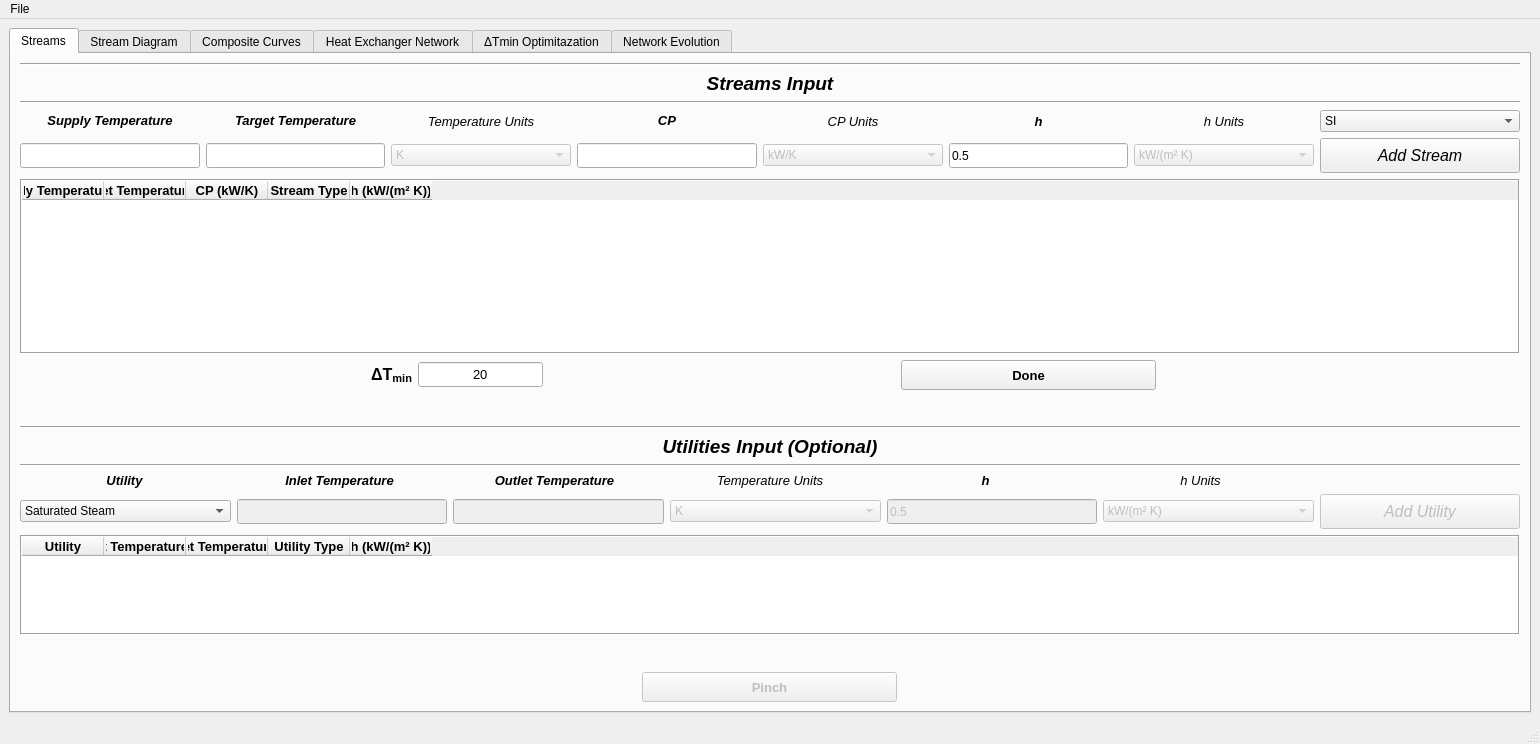
Old version of the form MPinch.ui in the repository CarlosTadeuVassoler/MPinch.
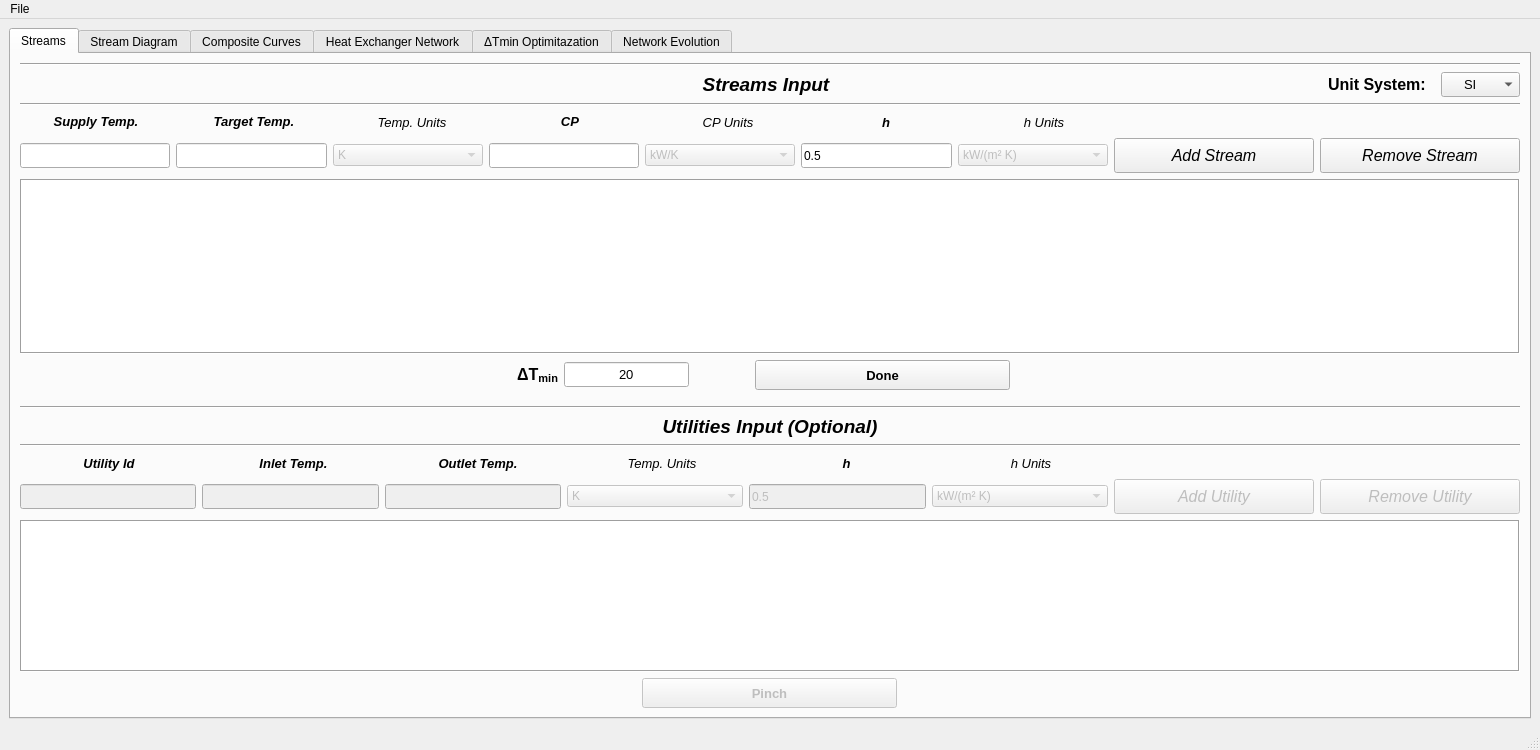
New version of the form. The open tabs and pages were chosen to show the change.

```diff
--- a/MPinch.ui
+++ b/MPinch.ui
@@ -7,7 +7,7 @@
     <x>0</x>
     <y>0</y>
     <width>1540</width>
-    <height>744</height>
+    <height>750</height>
    </rect>
   </property>
   <property name="sizePolicy">
@@ -41,7 +41,31 @@
            </widget>
           </item>
           <item>
+           <layout class="QHBoxLayout" name="horizontalLayout_30">
+            <item>
+             <spacer name="horizontalSpacer_18">
+              <property name="orientation">
+               <enum>Qt::Horizontal</enum>
+              </property>
+              <property name="sizeType">
+               <enum>QSizePolicy::Fixed</enum>
+              </property>
+              <property name="sizeHint" stdset="0">
+               <size>
+                <width>190</width>
+                <height>20</height>
+               </size>
+              </property>
+             </spacer>
+            </item>
+            <item>
            <widget class="QLabel" name="label_28">
+              <property name="sizePolicy">
+               <sizepolicy hsizetype="MinimumExpanding" vsizetype="Preferred">
+                <horstretch>0</horstretch>
+                <verstretch>0</verstretch>
+               </sizepolicy>
+              </property>
             <property name="font">
              <font>
               <family>Arial</family>
@@ -60,6 +84,64 @@
            </widget>
           </item>
           <item>
+             <widget class="QLabel" name="label_40">
+              <property name="sizePolicy">
+               <sizepolicy hsizetype="Maximum" vsizetype="Preferred">
+                <horstretch>0</horstretch>
+                <verstretch>0</verstretch>
+               </sizepolicy>
+              </property>
+              <property name="font">
+               <font>
+                <pointsize>12</pointsize>
+                <weight>75</weight>
+                <bold>true</bold>
+               </font>
+              </property>
+              <property name="text">
+               <string>Unit System:  </string>
+              </property>
+             </widget>
+            </item>
+            <item>
+             <widget class="QComboBox" name="sistema_unidades">
+              <property name="sizePolicy">
+               <sizepolicy hsizetype="Maximum" vsizetype="Fixed">
+                <horstretch>0</horstretch>
+                <verstretch>0</verstretch>
+               </sizepolicy>
+              </property>
+              <property name="minimumSize">
+               <size>
+                <width>0</width>
+                <height>25</height>
+               </size>
+              </property>
+              <property name="font">
+               <font>
+                <pointsize>10</pointsize>
+               </font>
+              </property>
+              <item>
+               <property name="text">
+                <string>     SI     </string>
+               </property>
+              </item>
+              <item>
+               <property name="text">
+                <string>   ENG   </string>
+               </property>
+              </item>
+              <item>
+               <property name="text">
+                <string>Custom</string>
+               </property>
+              </item>
+             </widget>
+            </item>
+           </layout>
+          </item>
+          <item>
            <widget class="Line" name="line_10">
             <property name="orientation">
              <enum>Qt::Horizontal</enum>
@@ -86,7 +168,7 @@
                </font>
               </property>
               <property name="text">
-               <string>Supply Temperature</string>
+               <string>Supply Temp.</string>
               </property>
               <property name="alignment">
                <set>Qt::AlignCenter</set>
@@ -111,7 +193,7 @@
                </font>
               </property>
               <property name="text">
-               <string>Target Temperature</string>
+               <string>Target Temp.</string>
               </property>
               <property name="alignment">
                <set>Qt::AlignCenter</set>
@@ -128,7 +210,7 @@
                </font>
               </property>
               <property name="text">
-               <string>Temperature Units</string>
+               <string>Temp. Units</string>
               </property>
               <property name="alignment">
                <set>Qt::AlignCenter</set>
@@ -214,29 +296,20 @@
              </widget>
             </item>
             <item>
-             <widget class="QComboBox" name="sistema_unidades">
-              <property name="minimumSize">
+             <spacer name="horizontalSpacer_19">
+              <property name="orientation">
+               <enum>Qt::Horizontal</enum>
+              </property>
+              <property name="sizeType">
+               <enum>QSizePolicy::Fixed</enum>
+              </property>
+              <property name="sizeHint" stdset="0">
                <size>
-                <width>200</width>
-                <height>0</height>
+                <width>400</width>
+                <height>20</height>
                </size>
               </property>
-              <item>
-               <property name="text">
-                <string>SI</string>
-               </property>
-              </item>
-              <item>
-               <property name="text">
-                <string>ENG</string>
-               </property>
-              </item>
-              <item>
-               <property name="text">
-                <string>Custom</string>
-               </property>
-              </item>
-             </widget>
+             </spacer>
             </item>
            </layout>
           </item>
@@ -384,6 +457,12 @@
                 <height>35</height>
                </size>
               </property>
+              <property name="maximumSize">
+               <size>
+                <width>200</width>
+                <height>16777215</height>
+               </size>
+              </property>
               <property name="font">
                <font>
                 <family>Arial</family>
@@ -398,6 +477,38 @@
               </property>
              </widget>
             </item>
+            <item>
+             <widget class="QPushButton" name="remover_corrente">
+              <property name="sizePolicy">
+               <sizepolicy hsizetype="Fixed" vsizetype="Fixed">
+                <horstretch>0</horstretch>
+                <verstretch>0</verstretch>
+               </sizepolicy>
+              </property>
+              <property name="minimumSize">
+               <size>
+                <width>200</width>
+                <height>35</height>
+               </size>
+              </property>
+              <property name="maximumSize">
+               <size>
+                <width>200</width>
+                <height>16777215</height>
+               </size>
+              </property>
+              <property name="font">
+               <font>
+                <family>Arial</family>
+                <pointsize>12</pointsize>
+                <italic>true</italic>
+               </font>
+              </property>
+              <property name="text">
+               <string>Remove Stream</string>
+              </property>
+             </widget>
+            </item>
            </layout>
           </item>
           <item>
@@ -417,7 +528,7 @@
             <property name="maximumSize">
              <size>
               <width>16777215</width>
-              <height>175</height>
+              <height>16777215</height>
              </size>
             </property>
             <property name="font">
@@ -463,7 +574,7 @@
              <bool>false</bool>
             </property>
             <attribute name="horizontalHeaderVisible">
-             <bool>true</bool>
+             <bool>false</bool>
             </attribute>
             <attribute name="horizontalHeaderCascadingSectionResizes">
              <bool>false</bool>
@@ -646,9 +757,12 @@
               <property name="orientation">
                <enum>Qt::Horizontal</enum>
               </property>
+              <property name="sizeType">
+               <enum>QSizePolicy::Fixed</enum>
+              </property>
               <property name="sizeHint" stdset="0">
                <size>
-                <width>40</width>
+                <width>60</width>
                 <height>20</height>
                </size>
               </property>
@@ -717,10 +831,13 @@
             <property name="orientation">
              <enum>Qt::Vertical</enum>
             </property>
+            <property name="sizeType">
+             <enum>QSizePolicy::Fixed</enum>
+            </property>
             <property name="sizeHint" stdset="0">
              <size>
               <width>20</width>
-              <height>40</height>
+              <height>10</height>
              </size>
             </property>
            </spacer>
@@ -772,7 +889,7 @@
                </font>
               </property>
               <property name="text">
-               <string>Utility</string>
+               <string>Utility Id</string>
               </property>
               <property name="alignment">
                <set>Qt::AlignCenter</set>
@@ -791,7 +908,7 @@
                </font>
               </property>
               <property name="text">
-               <string>Inlet Temperature</string>
+               <string>Inlet Temp.</string>
               </property>
               <property name="alignment">
                <set>Qt::AlignCenter</set>
@@ -810,7 +927,7 @@
                </font>
               </property>
               <property name="text">
-               <string>Outlet Temperature</string>
+               <string>Outlet Temp.</string>
               </property>
               <property name="alignment">
                <set>Qt::AlignCenter</set>
@@ -827,7 +944,7 @@
                </font>
               </property>
               <property name="text">
-               <string>Temperature Units</string>
+               <string>Temp. Units</string>
               </property>
               <property name="alignment">
                <set>Qt::AlignCenter</set>
@@ -871,34 +988,42 @@
              </widget>
             </item>
             <item>
-             <widget class="QLabel" name="label_2">
-              <property name="minimumSize">
+             <spacer name="horizontalSpacer_20">
+              <property name="orientation">
+               <enum>Qt::Horizontal</enum>
+              </property>
+              <property name="sizeType">
+               <enum>QSizePolicy::Fixed</enum>
+              </property>
+              <property name="sizeHint" stdset="0">
                <size>
-                <width>200</width>
-                <height>0</height>
+                <width>400</width>
+                <height>20</height>
                </size>
               </property>
-              <property name="text">
-               <string/>
-              </property>
-             </widget>
+             </spacer>
             </item>
            </layout>
           </item>
           <item>
            <layout class="QHBoxLayout" name="utility_inputs">
             <item>
-             <widget class="QComboBox" name="utilidade">
-              <item>
-               <property name="text">
-                <string>Saturated Steam</string>
-               </property>
-              </item>
-              <item>
-               <property name="text">
-                <string>Cooling Water</string>
-               </property>
-              </item>
+             <widget class="QLineEdit" name="utilidade">
+              <property name="enabled">
+               <bool>false</bool>
+              </property>
+              <property name="sizePolicy">
+               <sizepolicy hsizetype="Preferred" vsizetype="Fixed">
+                <horstretch>0</horstretch>
+                <verstretch>0</verstretch>
+               </sizepolicy>
+              </property>
+              <property name="minimumSize">
+               <size>
+                <width>0</width>
+                <height>25</height>
+               </size>
+              </property>
              </widget>
             </item>
             <item>
@@ -1022,6 +1147,12 @@
                 <height>35</height>
                </size>
               </property>
+              <property name="maximumSize">
+               <size>
+                <width>200</width>
+                <height>16777215</height>
+               </size>
+              </property>
               <property name="font">
                <font>
                 <family>Arial</family>
@@ -1036,20 +1167,55 @@
               </property>
              </widget>
             </item>
+            <item>
+             <widget class="QPushButton" name="remover_utilidade">
+              <property name="enabled">
+               <bool>false</bool>
+              </property>
+              <property name="minimumSize">
+               <size>
+                <width>200</width>
+                <height>35</height>
+               </size>
+              </property>
+              <property name="maximumSize">
+               <size>
+                <width>200</width>
+                <height>16777215</height>
+               </size>
+              </property>
+              <property name="font">
+               <font>
+                <family>Arial</family>
+                <pointsize>12</pointsize>
+                <italic>true</italic>
+               </font>
+              </property>
+              <property name="text">
+               <string>Remove Utility</string>
+              </property>
+             </widget>
+            </item>
            </layout>
           </item>
           <item>
            <widget class="QTableWidget" name="tableWidget_5">
+            <property name="sizePolicy">
+             <sizepolicy hsizetype="Expanding" vsizetype="Expanding">
+              <horstretch>0</horstretch>
+              <verstretch>0</verstretch>
+             </sizepolicy>
+            </property>
             <property name="minimumSize">
              <size>
               <width>0</width>
-              <height>100</height>
+              <height>0</height>
              </size>
             </property>
             <property name="maximumSize">
              <size>
               <width>16777215</width>
-              <height>125</height>
+              <height>200</height>
              </size>
             </property>
             <property name="font">
@@ -1095,7 +1261,7 @@
              <bool>false</bool>
             </property>
             <attribute name="horizontalHeaderVisible">
-             <bool>true</bool>
+             <bool>false</bool>
             </attribute>
             <attribute name="horizontalHeaderCascadingSectionResizes">
              <bool>false</bool>
@@ -1207,19 +1373,6 @@
             </column>
            </widget>
           </item>
-          <item>
-           <spacer name="verticalSpacer_3">
-            <property name="orientation">
-             <enum>Qt::Vertical</enum>
-            </property>
-            <property name="sizeHint" stdset="0">
-             <size>
-              <width>20</width>
-              <height>40</height>
-             </size>
-            </property>
-           </spacer>
-          </item>
           <item>
            <layout class="QHBoxLayout" name="dt_done_pinch">
             <item>
```
Left out of the diff: 259 changed lines with no effect on the pictures. Lines whose indentation alone changed are shown as unchanged.
